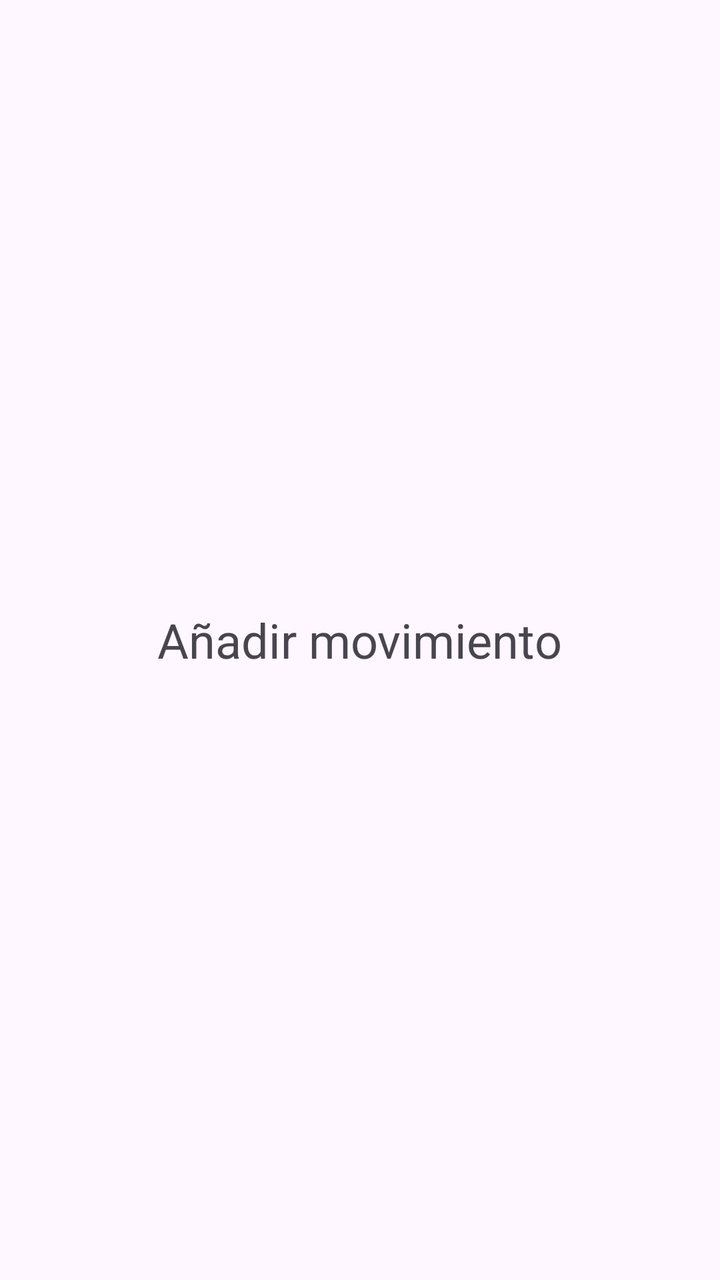
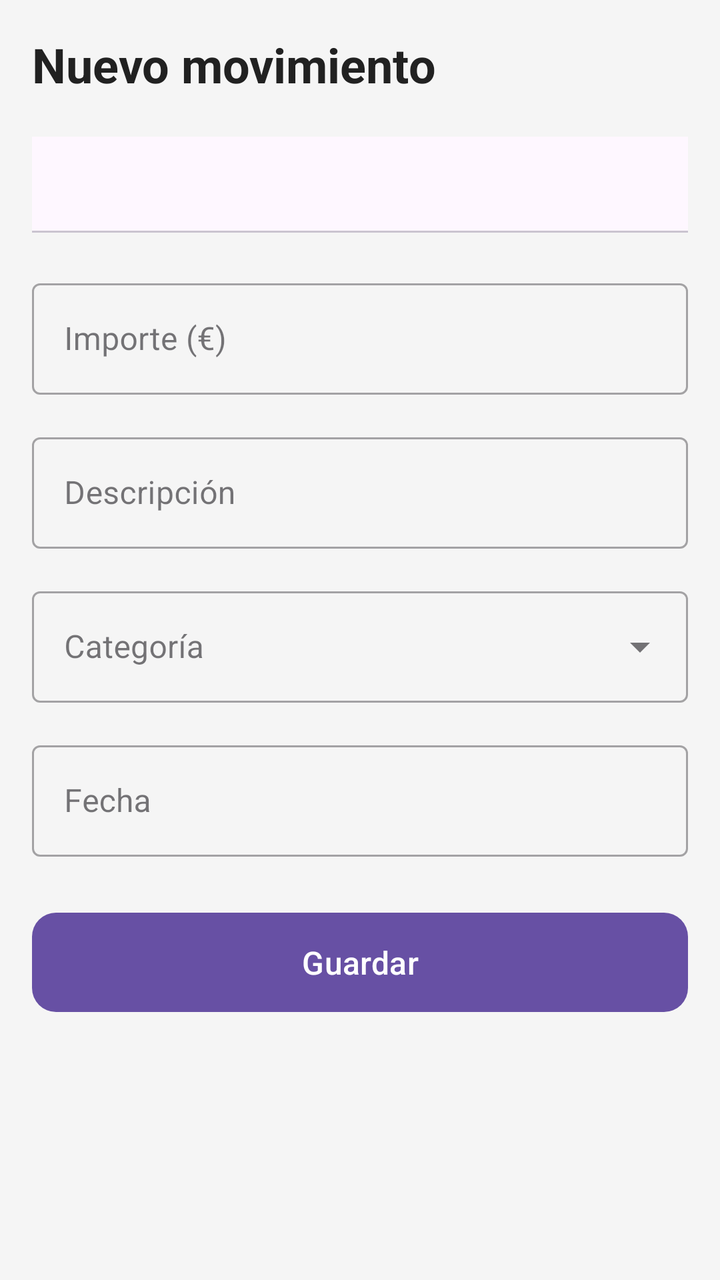

An Android layout rendered at two revisions. The XML below is the earlier revision; the diff shows what the commit changed to produce the second picture.
<!-- AndroidManifest.xml: application theme Theme.Zentryc -->
<!-- res/layout/fragment_add_transaction.xml -->
<?xml version="1.0" encoding="utf-8"?>
<FrameLayout xmlns:android="http://schemas.android.com/apk/res/android"
    android:layout_width="match_parent"
    android:layout_height="match_parent">
    <TextView
        android:layout_width="wrap_content"
        android:layout_height="wrap_content"
        android:layout_gravity="center"
        android:text="Añadir movimiento"
        android:textSize="24sp" />
</FrameLayout>
<!-- resources referenced by this layout -->
<resources>
  <style name="Theme.Zentryc" parent="Base.Theme.Zentryc" />
  <style name="Base.Theme.Zentryc" parent="Theme.Material3.DayNight.NoActionBar">
          
          
      </style>
</resources>

<!-- the commit's change to res/layout/fragment_add_transaction.xml (unified diff, before → after) -->
@@ -1,11 +1,117 @@
 <?xml version="1.0" encoding="utf-8"?>
-<FrameLayout xmlns:android="http://schemas.android.com/apk/res/android"
+<ScrollView xmlns:android="http://schemas.android.com/apk/res/android"
+    xmlns:app="http://schemas.android.com/apk/res-auto"
     android:layout_width="match_parent"
-    android:layout_height="match_parent">
-    <TextView
-        android:layout_width="wrap_content"
+    android:layout_height="match_parent"
+    android:background="#F5F5F5">
+
+    <LinearLayout
+        android:layout_width="match_parent"
         android:layout_height="wrap_content"
-        android:layout_gravity="center"
-        android:text="Añadir movimiento"
-        android:textSize="24sp" />
-</FrameLayout>
+        android:orientation="vertical"
+        android:padding="16dp">
+
+        
+        <TextView
+            android:layout_width="wrap_content"
+            android:layout_height="wrap_content"
+            android:text="Nuevo movimiento"
+            android:textSize="24sp"
+            android:textStyle="bold"
+            android:textColor="#212121"
+            android:layout_marginBottom="20dp" />
+
+        
+        <com.google.android.material.tabs.TabLayout
+            android:id="@+id/tabTransactionType"
+            android:layout_width="match_parent"
+            android:layout_height="wrap_content"
+            android:layout_marginBottom="20dp"
+            app:tabMode="fixed"
+            app:tabGravity="fill"
+            app:tabSelectedTextColor="#FFFFFF"
+            app:tabTextColor="#757575"
+            app:tabIndicatorColor="#4CAF50"
+            app:tabRippleColor="@null"
+            style="@style/Widget.Material3.TabLayout" />
+
+        
+        <com.google.android.material.textfield.TextInputLayout
+            android:layout_width="match_parent"
+            android:layout_height="wrap_content"
+            android:layout_marginBottom="16dp"
+            android:hint="Importe (€)"
+            style="@style/Widget.MaterialComponents.TextInputLayout.OutlinedBox">
+
+            <com.google.android.material.textfield.TextInputEditText
+                android:id="@+id/etAmount"
+                android:layout_width="match_parent"
+                android:layout_height="wrap_content"
+                android:inputType="numberDecimal"
+                android:maxLines="1" />
+
+        </com.google.android.material.textfield.TextInputLayout>
+
+        
+        <com.google.android.material.textfield.TextInputLayout
+            android:layout_width="match_parent"
+            android:layout_height="wrap_content"
+            android:layout_marginBottom="16dp"
+            android:hint="Descripción"
+            style="@style/Widget.MaterialComponents.TextInputLayout.OutlinedBox">
+
+            <com.google.android.material.textfield.TextInputEditText
+                android:id="@+id/etDescription"
+                android:layout_width="match_parent"
+                android:layout_height="wrap_content"
+                android:maxLines="1" />
+
+        </com.google.android.material.textfield.TextInputLayout>
+
+        
+        <com.google.android.material.textfield.TextInputLayout
+            android:layout_width="match_parent"
+            android:layout_height="wrap_content"
+            android:layout_marginBottom="16dp"
+            android:hint="Categoría"
+            style="@style/Widget.MaterialComponents.TextInputLayout.OutlinedBox.ExposedDropdownMenu">
+
+            <AutoCompleteTextView
+                android:id="@+id/acCategory"
+                android:layout_width="match_parent"
+                android:layout_height="wrap_content"
+                android:focusable="false"
+                android:focusableInTouchMode="false" />
+
+        </com.google.android.material.textfield.TextInputLayout>
+
+        
+        <com.google.android.material.textfield.TextInputLayout
+            android:layout_width="match_parent"
+            android:layout_height="wrap_content"
+            android:layout_marginBottom="24dp"
+            android:hint="Fecha"
+            style="@style/Widget.MaterialComponents.TextInputLayout.OutlinedBox">
+
+            <com.google.android.material.textfield.TextInputEditText
+                android:id="@+id/etDate"
+                android:layout_width="match_parent"
+                android:layout_height="wrap_content"
+                android:focusable="false"
+                android:focusableInTouchMode="false"
+                android:maxLines="1" />
+
+        </com.google.android.material.textfield.TextInputLayout>
+
+        
+        <com.google.android.material.button.MaterialButton
+            android:id="@+id/btnSave"
+            android:layout_width="match_parent"
+            android:layout_height="wrap_content"
+            android:text="Guardar"
+            android:textSize="16sp"
+            android:padding="14dp"
+            app:cornerRadius="12dp" />
+
+    </LinearLayout>
+</ScrollView>
